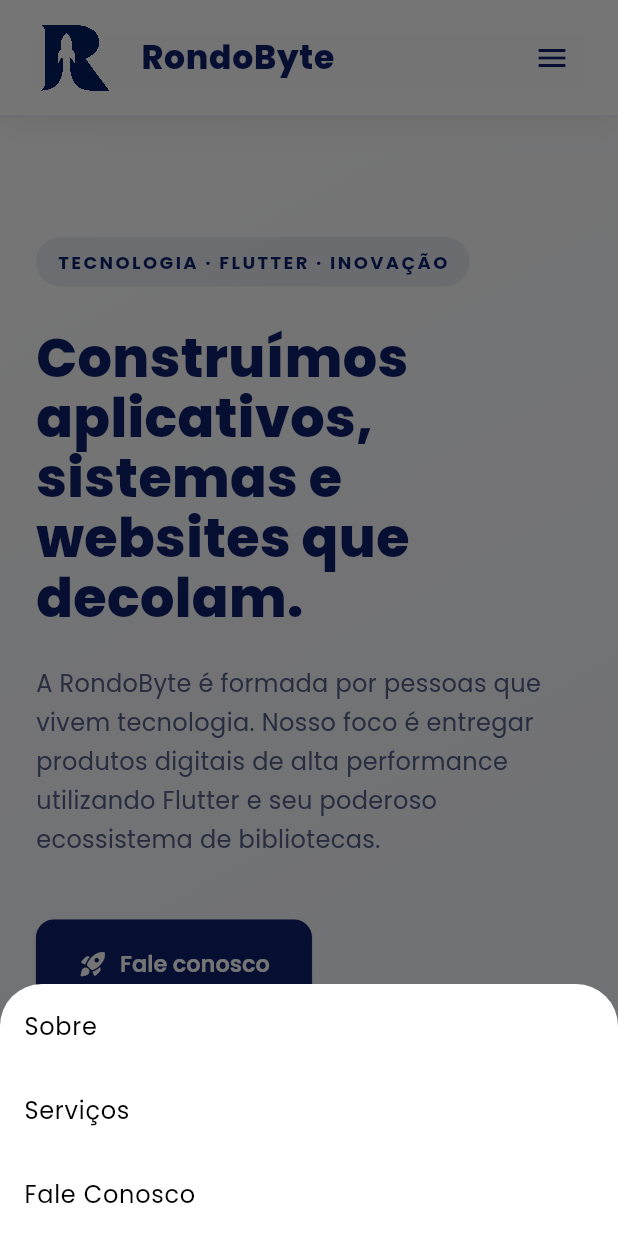
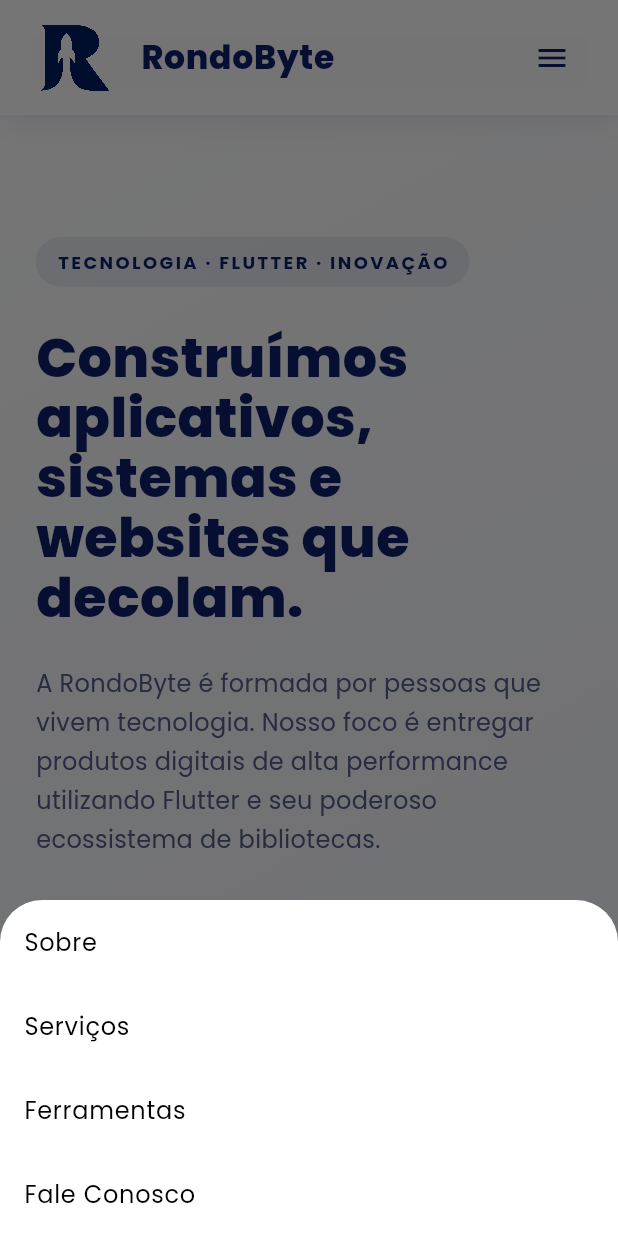
Before and after one commit to dalaveck/RondoByte-Landing, a Flutter app: the screen it shows after launch, after a tap on the "menu" icon, on a phone screen of 412 x 824 dp. Run offline on Flutter 3.47's test engine with Material 3 defaults, Android fonts, the phone set to English and light mode, and no system bars; our stand-ins replace flutter_svg, google_fonts.

Commit message:
feat: adiciona sessão Ferramentas com OFX → CSV
- Nova seção Ferramentas entre Serviços e Fale Conosco
- Card para o conversor OFX → CSV com badge "Em breve"
- Link "Ferramentas" no menu desktop e mobile

```diff
--- a/lib/main.dart
+++ b/lib/main.dart
@@ -6,6 +6,7 @@ import 'widgets/scrolling_rocket.dart';
 import 'sections/hero_section.dart';
 import 'sections/about_section.dart';
 import 'sections/services_section.dart';
+import 'sections/tools_section.dart';
 import 'sections/contact_section.dart';
 
 void main() => runApp(const RondoByteApp());
@@ -35,6 +36,7 @@ class _LandingPageState extends State<LandingPage> {
   final ScrollController _scrollCtrl = ScrollController();
   final GlobalKey _aboutKey = GlobalKey();
   final GlobalKey _servicesKey = GlobalKey();
+  final GlobalKey _toolsKey = GlobalKey();
   final GlobalKey _contactKey = GlobalKey();
 
   @override
@@ -79,6 +81,10 @@ class _LandingPageState extends State<LandingPage> {
                     child: const ServicesSection(),
                   ),
                   KeyedSubtree(
+                    key: _toolsKey,
+                    child: const ToolsSection(),
+                  ),
+                  KeyedSubtree(
                     key: _contactKey,
                     child: const ContactSection(),
                   ),
@@ -94,6 +100,7 @@ class _LandingPageState extends State<LandingPage> {
             child: NavBar(
               onAboutTap: () => _scrollTo(_aboutKey),
               onServicesTap: () => _scrollTo(_servicesKey),
+              onToolsTap: () => _scrollTo(_toolsKey),
               onContactTap: () => _scrollTo(_contactKey),
             ),
           ),
--- /dev/null
+++ b/lib/sections/tools_section.dart
@@ -0,0 +1,228 @@
+import 'package:flutter/material.dart';
+import '../theme/app_theme.dart';
+
+class ToolsSection extends StatelessWidget {
+  const ToolsSection({super.key});
+
+  static const _tools = <_Tool>[
+    _Tool(
+      icon: Icons.swap_horiz_rounded,
+      title: 'OFX → CSV',
+      description:
+          'Converta extratos bancários no formato OFX para planilhas CSV '
+          'prontas para usar no Excel, Google Sheets ou softwares contábeis.',
+      status: _ToolStatus.comingSoon,
+    ),
+  ];
+
+  @override
+  Widget build(BuildContext context) {
+    final width = MediaQuery.of(context).size.width;
+    final isWide = width > 900;
+    final cross = width > 1100 ? 3 : (width > 720 ? 2 : 2);
+
+    return Container(
+      width: double.infinity,
+      padding: EdgeInsets.symmetric(
+        horizontal: isWide ? 96 : 24,
+        vertical: isWide ? 110 : 70,
+      ),
+      color: AppColors.background,
+      child: Center(
+        child: ConstrainedBox(
+          constraints: const BoxConstraints(maxWidth: 1200),
+          child: Column(
+            crossAxisAlignment: CrossAxisAlignment.start,
+            children: [
+              const Text(
+                'FERRAMENTAS',
+                style: TextStyle(
+                  color: AppColors.accent,
+                  fontSize: 13,
+                  fontWeight: FontWeight.w700,
+                  letterSpacing: 2,
+                ),
+              ),
+              const SizedBox(height: 16),
+              Text(
+                'Ferramentas de conversão online.',
+                style: TextStyle(
+                  fontSize: isWide ? 38 : 28,
+                  fontWeight: FontWeight.w800,
+                  color: AppColors.primary,
+                ),
+              ),
+              const SizedBox(height: 12),
+              const ConstrainedBox(
+                constraints: BoxConstraints(maxWidth: 720),
+                child: Text(
+                  'Conversores rápidos e gratuitos que estamos desenvolvendo '
+                  'para facilitar o seu dia a dia.',
+                  style: TextStyle(
+                    fontSize: 16,
+                    height: 1.6,
+                    color: AppColors.textMuted,
+                  ),
+                ),
+              ),
+              const SizedBox(height: 40),
+              LayoutBuilder(
+                builder: (context, constraints) {
+                  const spacing = 18.0;
+                  final tileWidth =
+                      (constraints.maxWidth - spacing * (cross - 1)) / cross;
+                  final tileHeight = cross == 1 ? 180.0 : 240.0;
+                  return GridView.builder(
+                    shrinkWrap: true,
+                    physics: const NeverScrollableScrollPhysics(),
+                    itemCount: _tools.length,
+                    gridDelegate:
+                        SliverGridDelegateWithFixedCrossAxisCount(
+                      crossAxisCount: cross,
+                      mainAxisSpacing: spacing,
+                      crossAxisSpacing: spacing,
+                      childAspectRatio: tileWidth / tileHeight,
+                    ),
+                    itemBuilder: (_, i) => _ToolCard(tool: _tools[i]),
+                  );
+                },
+              ),
+            ],
+          ),
+        ),
+      ),
+    );
+  }
+}
+
+enum _ToolStatus { comingSoon, available }
+
+class _Tool {
+  final IconData icon;
+  final String title;
+  final String description;
+  final _ToolStatus status;
+  final String? url;
+
+  const _Tool({
+    required this.icon,
+    required this.title,
+    required this.description,
+    required this.status,
+    this.url,
+  });
+}
+
+class _ToolCard extends StatefulWidget {
+  final _Tool tool;
+  const _ToolCard({required this.tool});
+
+  @override
+  State<_ToolCard> createState() => _ToolCardState();
+}
+
+class _ToolCardState extends State<_ToolCard> {
+  bool _hover = false;
+
+  @override
+  Widget build(BuildContext context) {
+    final available = widget.tool.status == _ToolStatus.available;
+
+    return MouseRegion(
+      onEnter: (_) => setState(() => _hover = true),
+      onExit: (_) => setState(() => _hover = false),
+      child: AnimatedContainer(
+        duration: const Duration(milliseconds: 220),
+        padding: const EdgeInsets.all(22),
+        decoration: BoxDecoration(
+          color: Colors.white,
+          borderRadius: BorderRadius.circular(18),
+          border: Border.all(
+            color: _hover ? AppColors.accent : const Color(0xFFE6EAFB),
+            width: _hover ? 2 : 1,
+          ),
+          boxShadow: [
+            BoxShadow(
+              color: _hover
+                  ? const Color(0x224A6BFF)
+                  : const Color(0x0F0D1F6E),
+              blurRadius: _hover ? 28 : 16,
+              offset: const Offset(0, 10),
+            ),
+          ],
+        ),
+        child: Column(
+          crossAxisAlignment: CrossAxisAlignment.start,
+          children: [
+            Row(
+              children: [
+                Container(
+                  width: 44,
+                  height: 44,
+                  decoration: BoxDecoration(
+                    color: AppColors.primary.withOpacity(0.08),
+                    borderRadius: BorderRadius.circular(12),
+                  ),
+                  child: Icon(
+                    widget.tool.icon,
+                    color: AppColors.primary,
+                    size: 22,
+                  ),
+                ),
+                const Spacer(),
+                _StatusBadge(available: available),
+              ],
+            ),
+            const SizedBox(height: 16),
+            Text(
+              widget.tool.title,
+              style: const TextStyle(
+                fontSize: 17,
+                fontWeight: FontWeight.w800,
+                color: AppColors.primary,
+              ),
+            ),
+            const SizedBox(height: 8),
+            Expanded(
+              child: Text(
+                widget.tool.description,
+                style: const TextStyle(
+                  fontSize: 13.5,
+                  height: 1.55,
+                  color: AppColors.textMuted,
+                ),
+              ),
+            ),
+          ],
+        ),
+      ),
+    );
+  }
+}
+
+class _StatusBadge extends StatelessWidget {
+  final bool available;
+  const _StatusBadge({required this.available});
+
+  @override
+  Widget build(BuildContext context) {
+    final color = available ? const Color(0xFF1F9D55) : AppColors.accent;
+    final label = available ? 'Disponível' : 'Em breve';
+    return Container(
+      padding: const EdgeInsets.symmetric(horizontal: 10, vertical: 5),
+      decoration: BoxDecoration(
+        color: color.withOpacity(0.12),
+        borderRadius: BorderRadius.circular(999),
+      ),
+      child: Text(
+        label,
+        style: TextStyle(
+          color: color,
+          fontSize: 11,
+          fontWeight: FontWeight.w700,
+          letterSpacing: 0.6,
+        ),
+      ),
+    );
+  }
+}
--- a/lib/widgets/nav_bar.dart
+++ b/lib/widgets/nav_bar.dart
@@ -4,12 +4,14 @@ import '../theme/app_theme.dart';
 class NavBar extends StatelessWidget {
   final VoidCallback onAboutTap;
   final VoidCallback onServicesTap;
+  final VoidCallback onToolsTap;
   final VoidCallback onContactTap;
 
   const NavBar({
     super.key,
     required this.onAboutTap,
     required this.onServicesTap,
+    required this.onToolsTap,
     required this.onContactTap,
   });
 
@@ -59,6 +61,8 @@ class NavBar extends StatelessWidget {
             const SizedBox(width: 28),
             _NavLink(label: 'Serviços', onTap: onServicesTap),
             const SizedBox(width: 28),
+            _NavLink(label: 'Ferramentas', onTap: onToolsTap),
+            const SizedBox(width: 28),
             _NavLink(label: 'Fale Conosco', onTap: onContactTap),
           ] else
             IconButton(
@@ -82,6 +86,13 @@ class NavBar extends StatelessWidget {
                           onTap: () {
                             Navigator.pop(context);
                             onServicesTap();
+                          },
+                        ),
+                        ListTile(
+                          title: const Text('Ferramentas'),
+                          onTap: () {
+                            Navigator.pop(context);
+                            onToolsTap();
                           },
                         ),
                         ListTile(
```
